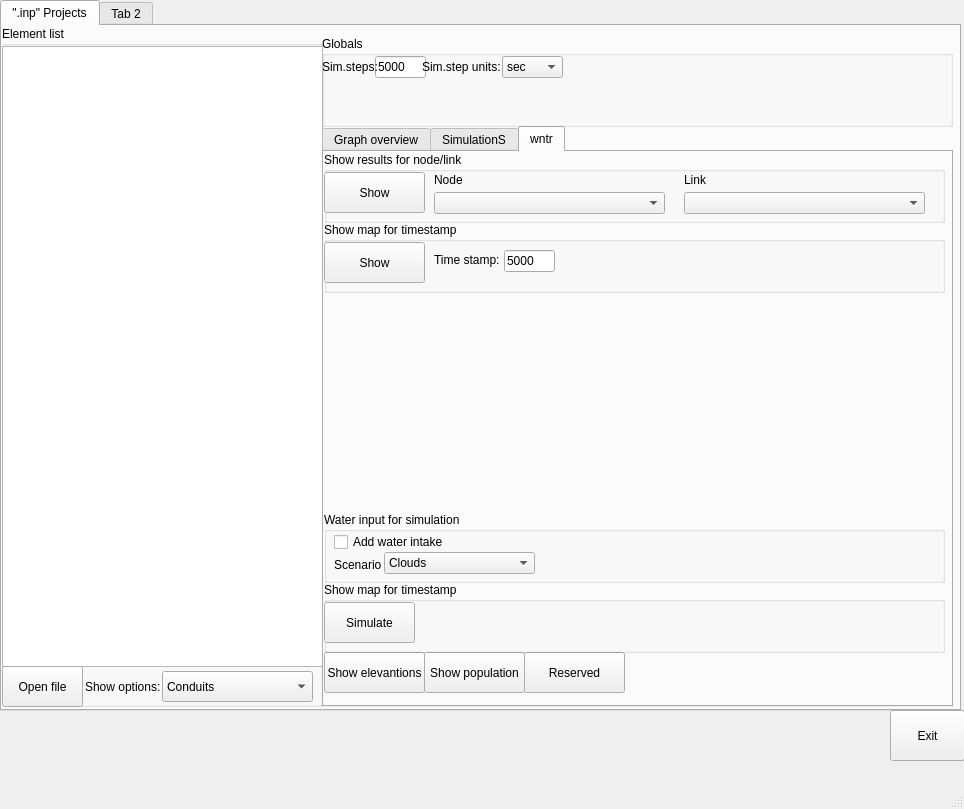
This is MainWindow.ui in sergey32355/UTWIN_notebooks as Qt 5 draws it before an edit. The edited form follows.
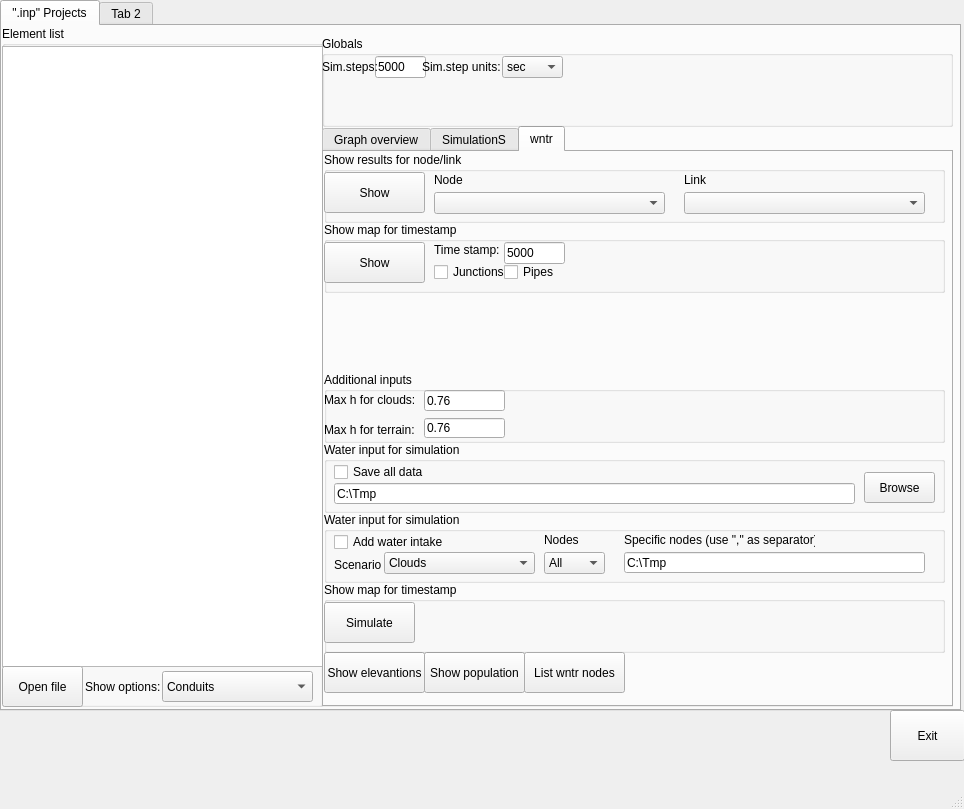
This is the edited form.

Patch:
```diff
--- a/MainWindow.ui
+++ b/MainWindow.ui
@@ -248,19 +248,6 @@
                <string>Show population</string>
               </property>
              </widget>
-             <widget class="QPushButton" name="WNTR_list_WNTR_NODES_AND_PIPES_pushButton_6">
-              <property name="geometry">
-               <rect>
-                <x>200</x>
-                <y>500</y>
-                <width>101</width>
-                <height>41</height>
-               </rect>
-              </property>
-              <property name="text">
-               <string>Reserved</string>
-              </property>
-             </widget>
              <widget class="QGroupBox" name="groupBox_3">
               <property name="geometry">
                <rect>
@@ -362,7 +349,7 @@
                <property name="geometry">
                 <rect>
                  <x>110</x>
-                 <y>30</y>
+                 <y>20</y>
                  <width>71</width>
                  <height>16</height>
                 </rect>
@@ -375,8 +362,8 @@
                <property name="geometry">
                 <rect>
                  <x>180</x>
-                 <y>28</y>
-                 <width>51</width>
+                 <y>20</y>
+                 <width>61</width>
                  <height>22</height>
                 </rect>
                </property>
@@ -384,6 +371,32 @@
                 <string>5000</string>
                </property>
               </widget>
+              <widget class="QCheckBox" name="Savealldatacheckbox_2">
+               <property name="geometry">
+                <rect>
+                 <x>110</x>
+                 <y>40</y>
+                 <width>71</width>
+                 <height>20</height>
+                </rect>
+               </property>
+               <property name="text">
+                <string>Junctions</string>
+               </property>
+              </widget>
+              <widget class="QCheckBox" name="Savealldatacheckbox_3">
+               <property name="geometry">
+                <rect>
+                 <x>180</x>
+                 <y>40</y>
+                 <width>71</width>
+                 <height>20</height>
+                </rect>
+               </property>
+               <property name="text">
+                <string>Pipes</string>
+               </property>
+              </widget>
              </widget>
              <widget class="QGroupBox" name="groupBox_5">
               <property name="geometry">
@@ -468,6 +481,195 @@
                  <string>SingleDrop</string>
                 </property>
                </item>
+              </widget>
+              <widget class="QLabel" name="label_8">
+               <property name="geometry">
+                <rect>
+                 <x>220</x>
+                 <y>20</y>
+                 <width>49</width>
+                 <height>16</height>
+                </rect>
+               </property>
+               <property name="text">
+                <string>Nodes</string>
+               </property>
+              </widget>
+              <widget class="QComboBox" name="comboBox_2">
+               <property name="geometry">
+                <rect>
+                 <x>220</x>
+                 <y>40</y>
+                 <width>61</width>
+                 <height>22</height>
+                </rect>
+               </property>
+               <item>
+                <property name="text">
+                 <string>All</string>
+                </property>
+               </item>
+               <item>
+                <property name="text">
+                 <string>Specific</string>
+                </property>
+               </item>
+              </widget>
+              <widget class="QLabel" name="label_9">
+               <property name="geometry">
+                <rect>
+                 <x>300</x>
+                 <y>20</y>
+                 <width>191</width>
+                 <height>16</height>
+                </rect>
+               </property>
+               <property name="text">
+                <string>Specific nodes (use &quot;,&quot; as separator)</string>
+               </property>
+              </widget>
+              <widget class="QLineEdit" name="WNTR_SimSave_text_box_3">
+               <property name="geometry">
+                <rect>
+                 <x>300</x>
+                 <y>40</y>
+                 <width>301</width>
+                 <height>21</height>
+                </rect>
+               </property>
+               <property name="text">
+                <string>C:\Tmp</string>
+               </property>
+              </widget>
+             </widget>
+             <widget class="QGroupBox" name="groupBox_7">
+              <property name="geometry">
+               <rect>
+                <x>0</x>
+                <y>290</y>
+                <width>621</width>
+                <height>71</height>
+               </rect>
+              </property>
+              <property name="title">
+               <string>Water input for simulation</string>
+              </property>
+              <widget class="QCheckBox" name="Savealldatacheckbox">
+               <property name="geometry">
+                <rect>
+                 <x>10</x>
+                 <y>20</y>
+                 <width>121</width>
+                 <height>20</height>
+                </rect>
+               </property>
+               <property name="text">
+                <string>Save all data</string>
+               </property>
+              </widget>
+              <widget class="QLineEdit" name="WNTR_SimSave_text_box_2">
+               <property name="geometry">
+                <rect>
+                 <x>10</x>
+                 <y>41</y>
+                 <width>521</width>
+                 <height>21</height>
+                </rect>
+               </property>
+               <property name="text">
+                <string>C:\Tmp</string>
+               </property>
+              </widget>
+              <widget class="QPushButton" name="WNTR_save_path_browse_pushButton_6">
+               <property name="geometry">
+                <rect>
+                 <x>540</x>
+                 <y>30</y>
+                 <width>71</width>
+                 <height>31</height>
+                </rect>
+               </property>
+               <property name="text">
+                <string>Browse</string>
+               </property>
+              </widget>
+             </widget>
+             <widget class="QPushButton" name="WNTR_list_WNTR_NODES_AND_PIPES_pushButton_6">
+              <property name="geometry">
+               <rect>
+                <x>200</x>
+                <y>500</y>
+                <width>101</width>
+                <height>41</height>
+               </rect>
+              </property>
+              <property name="text">
+               <string>List wntr nodes</string>
+              </property>
+             </widget>
+             <widget class="QGroupBox" name="groupBox_8">
+              <property name="geometry">
+               <rect>
+                <x>0</x>
+                <y>220</y>
+                <width>621</width>
+                <height>71</height>
+               </rect>
+              </property>
+              <property name="title">
+               <string>Additional inputs</string>
+              </property>
+              <widget class="QLineEdit" name="WNTR_MaxRain_values_text_box_4">
+               <property name="geometry">
+                <rect>
+                 <x>100</x>
+                 <y>18</y>
+                 <width>81</width>
+                 <height>21</height>
+                </rect>
+               </property>
+               <property name="text">
+                <string>0.76</string>
+               </property>
+              </widget>
+              <widget class="QLabel" name="label_10">
+               <property name="geometry">
+                <rect>
+                 <x>0</x>
+                 <y>20</y>
+                 <width>101</width>
+                 <height>16</height>
+                </rect>
+               </property>
+               <property name="text">
+                <string>Max h for clouds:</string>
+               </property>
+              </widget>
+              <widget class="QLabel" name="label_11">
+               <property name="geometry">
+                <rect>
+                 <x>0</x>
+                 <y>50</y>
+                 <width>101</width>
+                 <height>16</height>
+                </rect>
+               </property>
+               <property name="text">
+                <string>Max h for terrain:</string>
+               </property>
+              </widget>
+              <widget class="QLineEdit" name="WNTR_SimSave_text_box_5">
+               <property name="geometry">
+                <rect>
+                 <x>100</x>
+                 <y>46</y>
+                 <width>81</width>
+                 <height>20</height>
+                </rect>
+               </property>
+               <property name="text">
+                <string>0.76</string>
+               </property>
               </widget>
              </widget>
             </widget>
```
Left out of the diff: 2 changed lines with no effect on the pictures.
